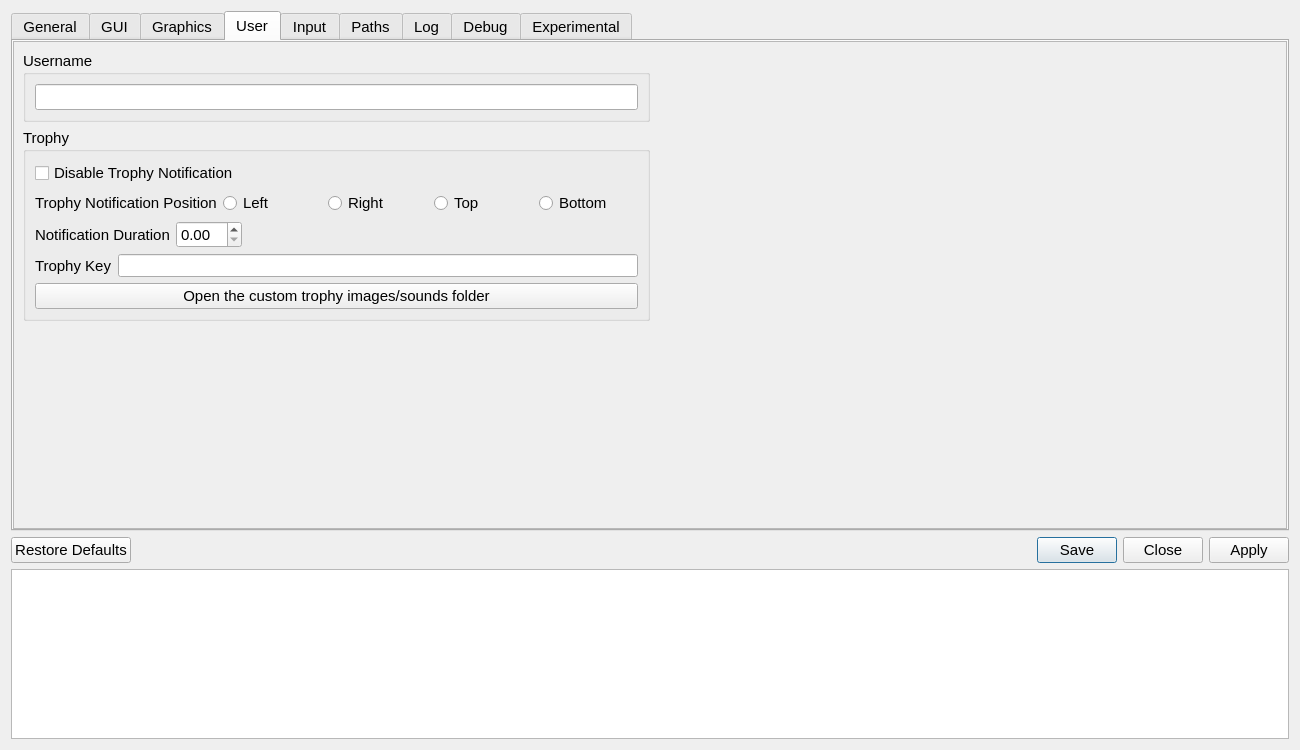
First picture: the form in src/qt_gui/settings_dialog.ui, repository diegolix29/shadPS4, before the edit.
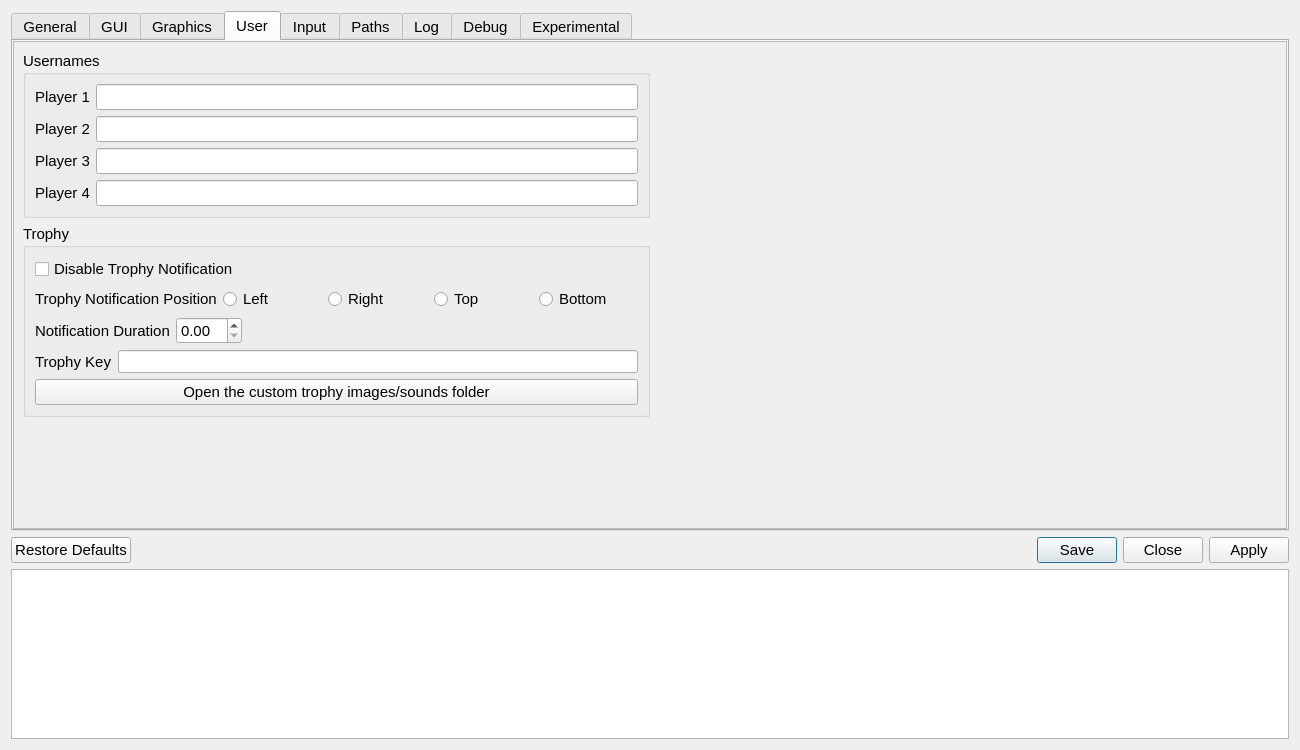
Second picture: the form after the edit. The open tabs and pages were chosen to show the change. Icons and pictures are not drawn.

Commit message: User names setup on Settings + Home button for Hardcoded Hotkeys + if disable hardcoded hotkey home buttons triggers quit window

```diff
--- a/src/qt_gui/settings_dialog.ui
+++ b/src/qt_gui/settings_dialog.ui
@@ -1437,16 +1437,75 @@
           <item>
            <layout class="QHBoxLayout" name="hLayoutUserName">
             <item>
-             <widget class="QGroupBox" name="userName">
-              <property name="title">
-               <string>Username</string>
-              </property>
-              <layout class="QVBoxLayout" name="userNameLayout">
-               <item>
-                <widget class="QLineEdit" name="userNameLineEdit"/>
-               </item>
-              </layout>
-             </widget>
+				<widget class="QGroupBox" name="userNamesGroup">
+					<property name="title">
+						<string>Usernames</string>
+					</property>
+
+					<layout class="QVBoxLayout" name="userNamesLayout">
+
+						<item>
+							<layout class="QHBoxLayout" name="user1Layout">
+								<item>
+									<widget class="QLabel" name="labelUser1">
+										<property name="text">
+											<string>Player 1</string>
+										</property>
+									</widget>
+								</item>
+								<item>
+									<widget class="QLineEdit" name="userName1LineEdit"/>
+								</item>
+							</layout>
+						</item>
+
+						<item>
+							<layout class="QHBoxLayout" name="user2Layout">
+								<item>
+									<widget class="QLabel" name="labelUser2">
+										<property name="text">
+											<string>Player 2</string>
+										</property>
+									</widget>
+								</item>
+								<item>
+									<widget class="QLineEdit" name="userName2LineEdit"/>
+								</item>
+							</layout>
+						</item>
+
+						<item>
+							<layout class="QHBoxLayout" name="user3Layout">
+								<item>
+									<widget class="QLabel" name="labelUser3">
+										<property name="text">
+											<string>Player 3</string>
+										</property>
+									</widget>
+								</item>
+								<item>
+									<widget class="QLineEdit" name="userName3LineEdit"/>
+								</item>
+							</layout>
+						</item>
+
+						<item>
+							<layout class="QHBoxLayout" name="user4Layout">
+								<item>
+									<widget class="QLabel" name="labelUser4">
+										<property name="text">
+											<string>Player 4</string>
+										</property>
+									</widget>
+								</item>
+								<item>
+									<widget class="QLineEdit" name="userName4LineEdit"/>
+								</item>
+							</layout>
+						</item>
+
+					</layout>
+				</widget>
             </item>
            </layout>
           </item>
```
The commit also changes 13 other files.
